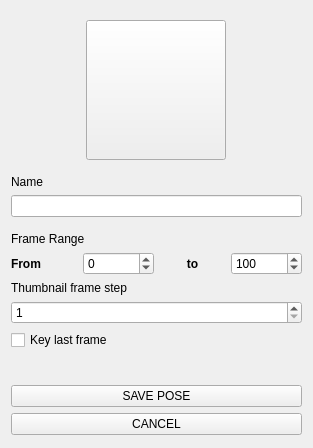
Before: the Qt Designer form gaolib/ui/createposewidget.ui in GaoShanPictures/GAOLIB, drawn with Qt 5.
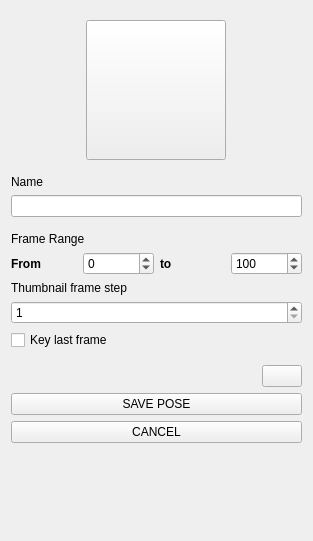
After: the same form once the commit is applied. Icons and pictures are not drawn.

Commit message: add refresh button in create item widget to check the number of objets and bones selected

Patch:
```diff
--- a/gaolib/ui/createposewidget.ui
+++ b/gaolib/ui/createposewidget.ui
@@ -7,7 +7,7 @@
     <x>0</x>
     <y>0</y>
     <width>313</width>
-    <height>448</height>
+    <height>541</height>
    </rect>
   </property>
   <property name="windowTitle">
@@ -333,15 +333,13 @@
        <widget class="QLabel" name="label_7">
         <property name="font">
          <font>
+          <weight>75</weight>
           <bold>true</bold>
          </font>
         </property>
         <property name="text">
          <string>to</string>
         </property>
-        <property name="alignment">
-         <set>Qt::AlignmentFlag::AlignCenter</set>
-        </property>
        </widget>
       </item>
       <item row="0" column="0" colspan="3">
@@ -392,10 +390,58 @@
     </widget>
    </item>
    <item>
-    <widget class="QLabel" name="contentLabel">
-     <property name="text">
-      <string/>
-     </property>
+    <widget class="QWidget" name="previewWidget" native="true">
+     <layout class="QGridLayout" name="gridLayout_3">
+      <property name="leftMargin">
+       <number>0</number>
+      </property>
+      <property name="topMargin">
+       <number>0</number>
+      </property>
+      <property name="rightMargin">
+       <number>0</number>
+      </property>
+      <property name="bottomMargin">
+       <number>0</number>
+      </property>
+      <property name="spacing">
+       <number>0</number>
+      </property>
+      <item row="0" column="2">
+       <widget class="QPushButton" name="refreshSelectionPushButton_3">
+        <property name="toolTip">
+         <string>Refresh selection preview</string>
+        </property>
+        <property name="text">
+         <string/>
+        </property>
+        <property name="icon">
+         <iconset>
+          <normaloff>../icons/refresh.png</normaloff>../icons/refresh.png</iconset>
+        </property>
+       </widget>
+      </item>
+      <item row="0" column="0">
+       <widget class="QLabel" name="contentLabel_2">
+        <property name="text">
+         <string/>
+        </property>
+       </widget>
+      </item>
+      <item row="0" column="1">
+       <spacer name="horizontalSpacer_2">
+        <property name="orientation">
+         <enum>Qt::Horizontal</enum>
+        </property>
+        <property name="sizeHint" stdset="0">
+         <size>
+          <width>40</width>
+          <height>20</height>
+         </size>
+        </property>
+       </spacer>
+      </item>
+     </layout>
     </widget>
    </item>
    <item>
@@ -414,9 +460,6 @@
    </item>
    <item>
     <spacer name="verticalSpacer">
-     <property name="orientation">
-      <enum>Qt::Orientation::Vertical</enum>
-     </property>
      <property name="sizeHint" stdset="0">
       <size>
        <width>20</width>
```
Left out of the diff: 25 changed lines with no effect on the pictures. The commit also changes 4 other files.
